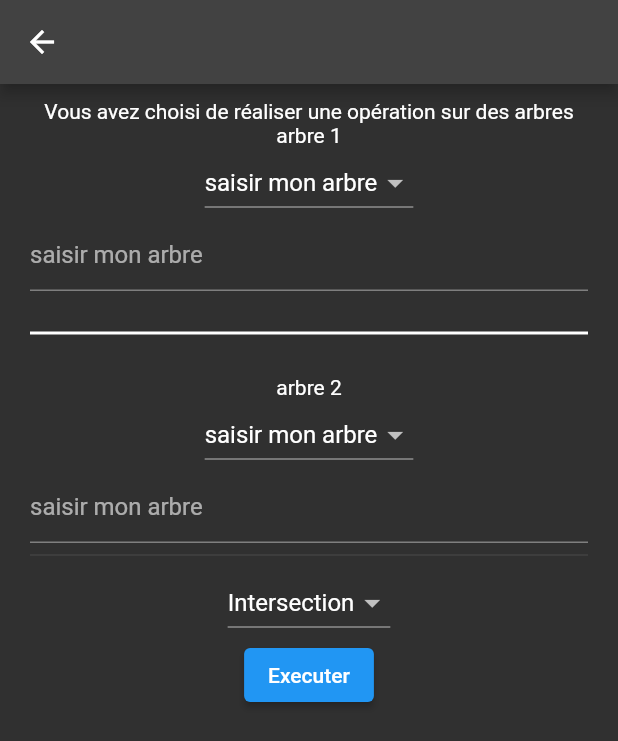
After one commit to romainChuat/octrees, a Flutter app: the screen it shows after launch, after a tap on "Opération", on a phone screen of 412 x 824 dp. The commit adds this screen. Shown: the top 741 px of the screen. Run offline on Flutter 3.47's test engine with Material 2 defaults, Android fonts, the phone set to English and light mode, and no system bars; our stand-ins replace animated_text_kit; missing offline and left inert: graphview, syncfusion_flutter_pdfviewer.

Commit message:
creation page operation

```diff
--- a/lib/Generate.dart
+++ b/lib/Generate.dart
@@ -86,9 +86,9 @@ class GenerateState extends State<Generate> {
                     if (verifyTreeString() == true) {
                       String treeString = _treeStringController.text.trim();
                       /**
-                       * TODO  calculer le nombre de coté
+                       * TODO  calculer le nombre de coté !!!!!
                        **/
-                      Octree tree = new Octree.fromChaine(treeString, 16);
+                      Octree tree = new Octree.fromChaine(treeString, 16); /// TODO  calculer le nombre de coté !!!!! Pas toujours égale à 16
                       Navigator.of(context).push(MaterialPageRoute(
                           builder: (BuildContext context) =>
                               MyWorkingArea(octree: tree, namePage: "generatePage",)));
--- /dev/null
+++ b/lib/Operation.dart
@@ -0,0 +1,196 @@
+
+import 'package:flutter/material.dart';
+import 'package:octrees/library.dart';
+import 'package:octrees/main.dart';
+import 'Octree.dart';
+
+class Operation extends StatefulWidget {
+  _OperationState createState() => _OperationState();
+}
+class _OperationState extends State<Operation>{
+
+  String dropDownValueOperation = 'Intersection';
+  List<String> optionsOperation = ['Intersection', 'Union', 'Différence'];
+
+  String dropDownValueTreeType1 = 'saisir mon arbre';
+  String dropDownValueTreeType2 = 'saisir mon arbre';
+
+  List<String> optionsTreeType = ['saisir mon arbre', 'arbre aléatoire'];
+
+  Octree octree1 = Octree();
+  Octree octree2 = Octree();
+
+  TextEditingController _treeStringController1 = new TextEditingController();
+  TextEditingController _treeStringController2 = new TextEditingController();
+  TextEditingController _treeLengthController1 = new TextEditingController();
+  TextEditingController _treeLengthController2 = new TextEditingController();
+
+  var textField1;
+  var textField2;
+
+
+  @override
+  void initState() {
+    // TODO: implement initState
+    super.initState();
+    textField1 = buildTextField(dropDownValueTreeType1,_treeStringController1);
+    textField2 = buildTextField(dropDownValueTreeType2,_treeLengthController2);
+  }
+
+  Widget buildTextField(String dropDownValueTreeType, var controller){
+    return TextField(
+      decoration: InputDecoration(hintText: dropDownValueTreeType),
+      controller: controller,
+    );
+  }
+
+  @override
+  Widget build(BuildContext context){
+    return Scaffold(
+      appBar: createAppBar(),
+      body: Padding(
+        padding: EdgeInsets.fromLTRB(20, 10, 20, 10),
+        child:Center(
+
+        child: Column(
+          children: [
+
+            Text('Vous avez choisi de réaliser une opération sur des arbres'),
+            Text('arbre 1'),
+            DropdownButton<String>(
+                value: dropDownValueTreeType1,
+                items: optionsTreeType.map<DropdownMenuItem<String>>((String value){
+                  return DropdownMenuItem(
+                    value : value,
+                    child: Text(value),
+                  );
+                },
+                ).toList(),
+                onChanged: (String? value){
+                  setState(() {
+                    dropDownValueTreeType1 = value!;
+                    if(dropDownValueTreeType1 == optionsTreeType[0]){
+                      textField1 = buildTextField(dropDownValueTreeType1, _treeStringController1);
+                    }else{
+                      textField1 = buildTextField(dropDownValueTreeType1, _treeLengthController1);
+                    }
+                  });
+                }
+            ),
+            /*TextField(
+              decoration: InputDecoration(hintText: 'Saisir votre arbre'),
+              controller: _treeStringController1,
+            ),*/
+            textField1,
+            /*ElevatedButton(
+                onPressed: (){
+                  String treeString = _treeStringController1.text;
+                  octree1 = new Octree.fromChaine(treeString, 16); /// TODO CALCUL DE LA LONGUEUR !!
+                  print(octree1.univers);
+                  print(treeString);
+                },
+                child: Text('générer un arbre')),*/
+            /*TextField(
+              decoration: InputDecoration(hintText: 'Saisir une longueur'),
+              controller: _treeLengthController1,
+            ),*/
+            /*ElevatedButton(
+                onPressed: (){
+                  int treeLength = int.parse(_treeLengthController1.text);
+                  octree1 = new Octree.aleatoire(treeLength);
+                  print(treeLength);
+                  print(octree2.univers);
+                },
+                child: Text('générer un arbre aléatoire')),*/
+            SizedBox(height: 20,),
+            Divider(color: Colors.white, thickness: 2,),
+            SizedBox(height: 20,),
+            Text('arbre 2'),
+            DropdownButton<String>(
+                value: dropDownValueTreeType2,
+                items: optionsTreeType.map<DropdownMenuItem<String>>((String value){
+                  return DropdownMenuItem(
+                    value : value,
+                    child: Text(value),
+                  );
+                },
+                ).toList(),
+                onChanged: (String? value){
+                  setState(() {
+                    dropDownValueTreeType2 = value!;
+                    if(dropDownValueTreeType2 == optionsTreeType[0]){
+                      textField1 = buildTextField(dropDownValueTreeType2, _treeStringController2);
+                    }else{
+                      textField1 = buildTextField(dropDownValueTreeType2, _treeLengthController2);
+                    }
+                  });
+                }
+            ),
+            textField2,
+            /*TextField(
+              decoration: InputDecoration(hintText: 'Saisir votre arbre'),
+              controller: _treeStringController2,
+            ),*/
+            /*ElevatedButton(
+                onPressed: (){
+                  String treeString = _treeStringController2.text;
+                  octree2 = new Octree.fromChaine(treeString, 16); /// TODO CALCUL DE LA LONGUEUR !!
+                  print(treeString);
+                  print(octree2.univers);
+                },
+                child: Text('générer un arbre')),*/
+            /*TextField(
+              decoration: InputDecoration(hintText: 'Saisir une longueur'),
+              controller: _treeLengthController2,
+            ),*/
+            /*ElevatedButton(
+                onPressed: (){
+                  int treeLength = int.parse(_treeLengthController2.text);
+                  octree2 = new Octree.aleatoire(treeLength);
+                  print(octree2.univers);
+                  print(treeLength);
+                },
+                child: Text('générer un arbre aléatoire')),*/
+            Divider(),
+            DropdownButton<String>(
+                value: dropDownValueOperation,
+                items: optionsOperation.map<DropdownMenuItem<String>>((String value){
+                  return DropdownMenuItem(
+                      value : value,
+                      child: Text(value),
+                  );
+                },
+                ).toList(),
+                onChanged: (String? value){
+                  setState(() {
+                    dropDownValueOperation = value!;
+                  });
+                }
+            ),
+            ElevatedButton(
+                onPressed: (){
+                  switch(dropDownValueOperation){
+                    case 'intersection' :
+                      octree1.intersection(octree2);
+                      break;
+                    case 'union' :
+                      octree1.union(octree2);
+                      break;
+                    case 'différence' :
+                      octree1.difference(octree2);
+                      break;
+                  }
+                  Navigator.of(context).push(MaterialPageRoute(
+                      builder: (BuildContext context) =>
+                          MyWorkingArea(octree: octree1, namePage: "")));
+                } ,
+                child: Text('Executer'))
+
+          ],
+        ),
+      ),)
+    );
+  }
+
+
+}
--- /dev/null
+++ b/lib/library.dart
@@ -0,0 +1,7 @@
+
+
+import 'package:flutter/material.dart';
+
+createAppBar(){
+  return AppBar();
+}
--- a/lib/main.dart
+++ b/lib/main.dart
@@ -9,6 +9,8 @@ import 'package:animated_text_kit/animated_text_kit.dart';
 import 'Cube.dart';
 import 'Generate.dart';
 import 'package:syncfusion_flutter_pdfviewer/pdfviewer.dart';
+
+import 'Operation.dart';
 
 // String arbre = "DPVVPVVVP" ;
 String arbre2 = "DPPPPVVVV";
@@ -136,6 +138,24 @@ class _MyHomePageState extends State<MyHomePage> {
                                   BorderRadius.all(Radius.circular(10)),
                                   side: BorderSide(color: Colors.white))),
                           child: const Text('Visualiser')),
+                    ),
+                    const Padding(padding: EdgeInsets.fromLTRB(0, 60, 0, 0)),
+                    SizedBox(
+                      height: 50,
+                      width: 200,
+                      child: ElevatedButton(
+                          onPressed: () {
+                              Navigator.of(context).push(MaterialPageRoute(
+                                builder: (BuildContext context) => Operation()
+                              ));
+                            },
+                          style: ElevatedButton.styleFrom(
+                              backgroundColor: Colors.black,
+                              shape: const RoundedRectangleBorder(
+                                  borderRadius:
+                                  BorderRadius.all(Radius.circular(10)),
+                                  side: BorderSide(color: Colors.white))),
+                            child: const Text('Opération')),
                     )
                   ],
                 )
```
